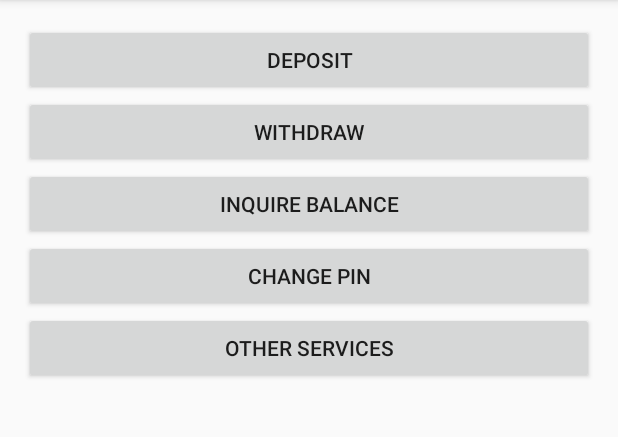
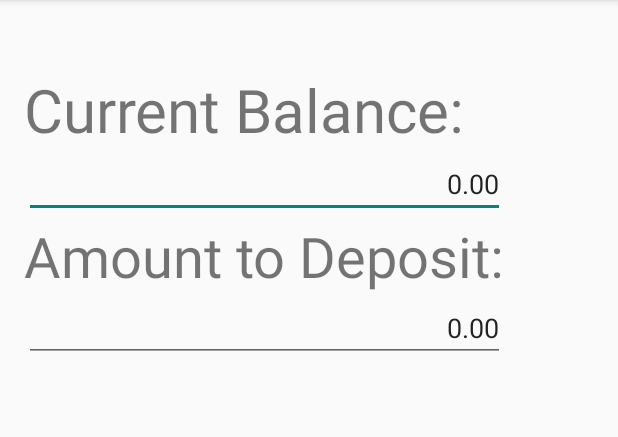
Before and after one commit to abiegamao/AndroidBankApp, an Android app: the HomeScreen screen opened directly, with no data from a screen before it, after a tap on "DEPOSIT", on a phone screen of 412 x 824 dp, the part 84-521 px from its top. Run offline under Robolectric (Android 15) with nearby library versions, the phone set to English and light mode, and no system bars.

Commit message:
with deposit withdraw activity - abie

```diff
--- /dev/null
+++ b/app/src/main/java/com/example/abiegamao/myapplication/Deposit.java
@@ -0,0 +1,13 @@
+package com.example.abiegamao.myapplication;
+
+import android.support.v7.app.AppCompatActivity;
+import android.os.Bundle;
+
+public class Deposit extends AppCompatActivity {
+
+    @Override
+    protected void onCreate(Bundle savedInstanceState) {
+        super.onCreate(savedInstanceState);
+        setContentView(R.layout.activity_deposit);
+    }
+}
--- a/app/src/main/java/com/example/abiegamao/myapplication/HomeScreen.java
+++ b/app/src/main/java/com/example/abiegamao/myapplication/HomeScreen.java
@@ -3,9 +3,10 @@ package com.example.abiegamao.myapplication;
 import android.content.Intent;
 import android.support.v7.app.ActionBarActivity;
 import android.os.Bundle;
+import android.support.v7.app.AppCompatActivity;
 import android.view.View;
 
-public class HomeScreen extends ActionBarActivity {
+public class HomeScreen extends AppCompatActivity{
 
     @Override
     protected void onCreate(Bundle savedInstanceState) {
@@ -18,12 +19,19 @@ public class HomeScreen extends ActionBarActivity {
         switch(v.getId()){
 
             case R.id.btnchangepin:
-                Intent goToPinChanger = new Intent(HomeScreen.this, PinChanger.class);
+                Intent goToPinChanger = new Intent(this, PinChanger.class);
                 startActivity(goToPinChanger);
+
+            case R.id.btndeposit:
+                Intent goToDeposit = new Intent(this, Deposit.class);
+                startActivity(goToDeposit);
+
+            case R.id.btnwithdraw:
+                Intent goToWithDraw= new Intent(this, Withdraw.class);
+                startActivity(goToWithDraw);
 
 
         }
 
-
     }
 }
--- /dev/null
+++ b/app/src/main/java/com/example/abiegamao/myapplication/Withdraw.java
@@ -0,0 +1,13 @@
+package com.example.abiegamao.myapplication;
+
+import android.support.v7.app.AppCompatActivity;
+import android.os.Bundle;
+
+public class Withdraw extends AppCompatActivity {
+
+    @Override
+    protected void onCreate(Bundle savedInstanceState) {
+        super.onCreate(savedInstanceState);
+        setContentView(R.layout.activity_withdraw);
+    }
+}
--- /dev/null
+++ b/app/src/main/res/layout/activity_deposit.xml
@@ -0,0 +1,53 @@
+<?xml version="1.0" encoding="utf-8"?>
+<LinearLayout xmlns:android="http://schemas.android.com/apk/res/android"
+    xmlns:tools="http://schemas.android.com/tools"
+    android:layout_width="match_parent"
+    android:layout_height="match_parent"
+    android:paddingBottom="@dimen/activity_vertical_margin"
+    android:paddingLeft="@dimen/activity_horizontal_margin"
+    android:paddingRight="@dimen/activity_horizontal_margin"
+    android:paddingTop="@dimen/activity_vertical_margin"
+    tools:context="com.example.abiegamao.myapplication.Deposit">
+
+
+    <LinearLayout
+        android:orientation="vertical"
+        android:paddingTop="30dp"
+        android:layout_width="wrap_content"
+        android:layout_height="match_parent"
+        android:layout_gravity="center_horizontal">
+        <TextView
+            android:layout_width="match_parent"
+            android:textSize="40dp"
+            android:layout_height="wrap_content"
+            android:text="Current Balance:"
+            android:id="@+id/strbalanceWithDraw" />
+
+        <EditText
+            android:layout_width="match_parent"
+            android:layout_height="wrap_content"
+            android:id="@+id/editTextWithdrawBal"
+            android:layout_gravity="right"
+            android:textAlignment="viewEnd"
+            android:text="0.00" />
+
+        <TextView
+            android:layout_width="match_parent"
+            android:layout_height="wrap_content"
+            android:text="Amount to Deposit:"
+            android:textSize="37dp"
+            android:id="@+id/strdeposit" />
+
+        <EditText
+            android:layout_width="match_parent"
+            android:layout_height="wrap_content"
+            android:id="@+id/editTextAmountToDeposit"
+            android:layout_gravity="center_horizontal"
+            android:text="0.00"
+            android:textAlignment="viewEnd" />
+
+
+    </LinearLayout>
+
+
+</LinearLayout>
```
Also changed, not shown: app/src/main/AndroidManifest.xml (+7 -7 lines), app/src/main/java/com/example/abiegamao/myapplication/PinChanger.java (+4 -3 lines), app/src/main/res/layout/activity_withdraw.xml (added, +52 -0 lines), 2 other files.
